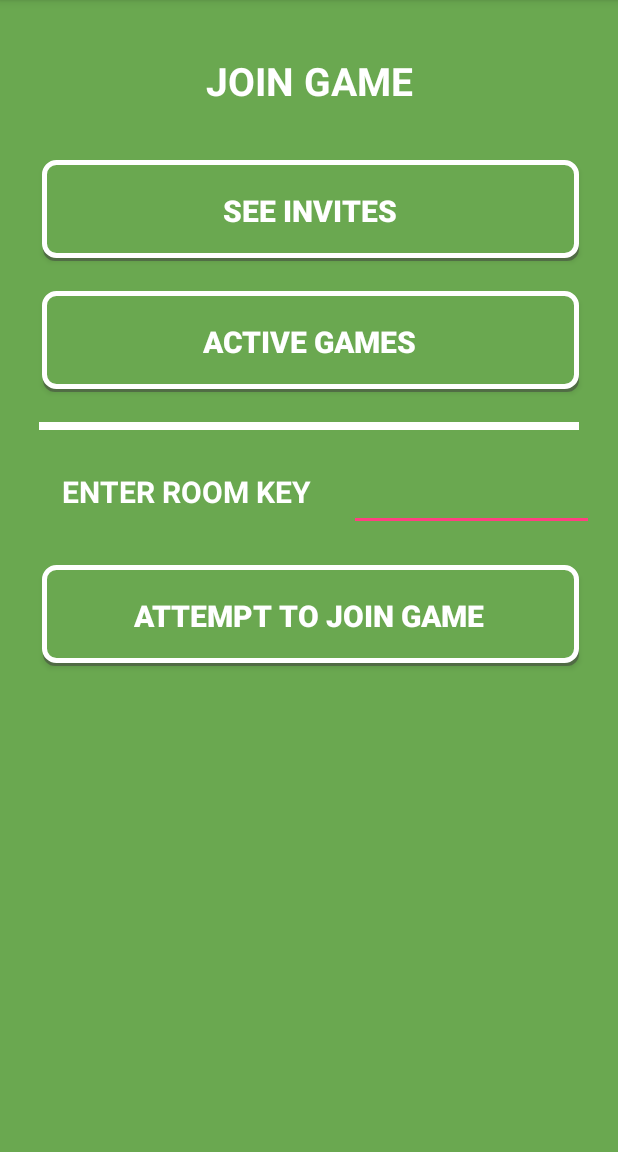
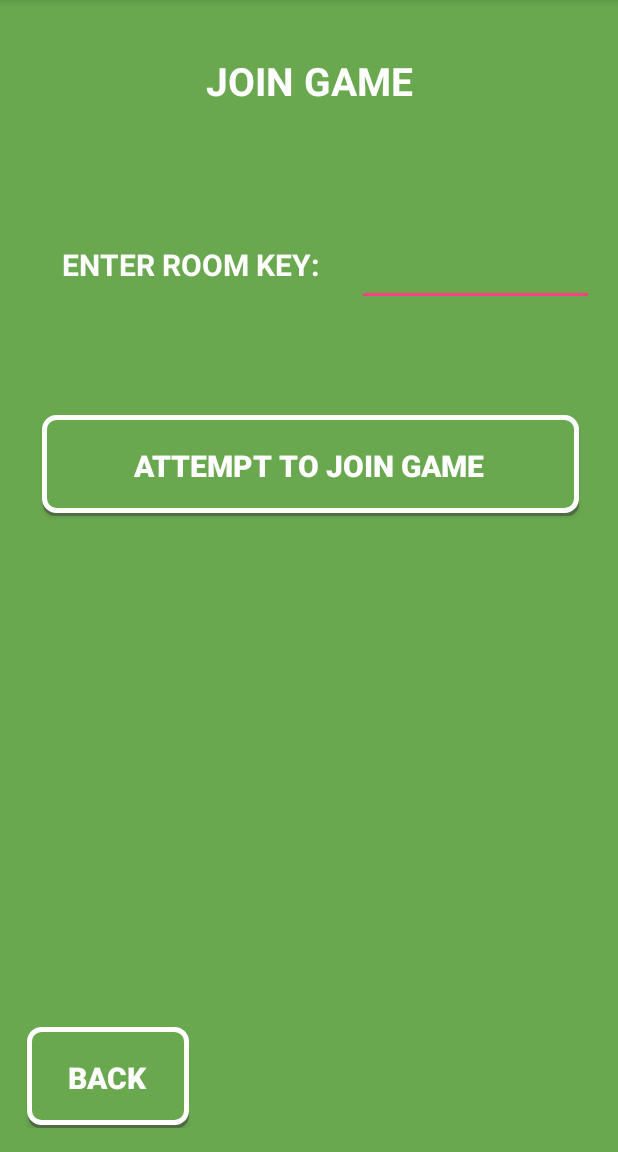
Before and after one commit to Liefdrag/CatchMeIfYouCan, an Android app: the JoinGameActivity screen opened directly, with no data from a screen before it, on a phone screen of 412 x 824 dp, the part 84-1236 px from its top. Run offline under Robolectric (Android 15) with nearby library versions, the phone set to English and light mode, and no system bars.

Commit message:
Added in Join Game Adjustments

```diff
--- a/CatchMeGUI2/app/src/main/java/cmiyc/catchmegui2/JoinGameActivity.java
+++ b/CatchMeGUI2/app/src/main/java/cmiyc/catchmegui2/JoinGameActivity.java
@@ -17,10 +17,25 @@ public class JoinGameActivity extends AppCompatActivity {
         Button Button1 = (Button)findViewById(R.id.joinGameLobbyButton);
         Button1.setOnClickListener(new View.OnClickListener() {
             public void onClick(View v) {
-                Intent i = new Intent(JoinGameActivity.this, VotingActivity.class);
-                startActivity(i);
+                enterRoom();
 
             }
         });
+        Button Button2 = (Button)findViewById(R.id.backjoinGameButton);
+        Button2.setOnClickListener(new View.OnClickListener() {
+            public void onClick(View v) {
+                Intent i = new Intent(JoinGameActivity.this, Home.class);
+                finish();
+            }
+        });
+    }
+
+    public void enterRoom() {
+        //Retrieves the inserted key from editText
+        //Sends the room key to the server
+        //If room key is wrong then needs to be an error screen
+        // else if correct
+        Intent i = new Intent(JoinGameActivity.this, VotingActivity.class);
+        startActivity(i);
     }
 }
--- a/CatchMeGUI2/app/src/main/res/layout/join_game.xml
+++ b/CatchMeGUI2/app/src/main/res/layout/join_game.xml
@@ -42,50 +42,15 @@
                 android:layout_marginRight="25dp"
                 android:layout_marginBottom="25dp" />
 
-            <Button
-                android:layout_width="fill_parent"
-                android:layout_height="wrap_content"
-                android:text="SEE INVITES"
-                android:id="@+id/invitesButton"
-                android:layout_gravity="center_horizontal"
-                android:textStyle="bold"
-                android:textColor="#fff"
-                android:nestedScrollingEnabled="true"
-                android:clickable="false"
-                android:singleLine="false"
-                android:background="@drawable/button_border"
-                android:textSize="20sp"
-                android:layout_margin="10dp" />
-            <Button
-                android:layout_width="fill_parent"
-                android:layout_height="wrap_content"
-                android:text="ACTIVE GAMES"
-                android:id="@+id/activeGamesButton"
-                android:layout_gravity="center_horizontal"
-                android:textStyle="bold"
-                android:textColor="#fff"
-                android:nestedScrollingEnabled="true"
-                android:clickable="false"
-                android:singleLine="false"
-                android:background="@drawable/button_border"
-                android:textSize="20sp"
-                android:layout_margin="10dp" />
-
-            <View
-                android:layout_width="match_parent"
-                android:layout_height="5dp"
-                android:layout_margin="10dp"
-                android:background="@android:color/white"/>
-
             <LinearLayout
                 android:orientation="horizontal"
                 android:layout_width="match_parent"
-                android:layout_height="70dp"
+                android:layout_height="170dp"
                 android:gravity="center_vertical">
                 <TextView
                     android:layout_width="wrap_content"
                     android:layout_height="wrap_content"
-                    android:text="ENTER ROOM KEY"
+                    android:text="ENTER ROOM KEY:"
                     android:textStyle="bold"
                     android:textColor="#fff"
                     android:textSize="20dp"
@@ -116,7 +81,21 @@
                 android:layout_margin="10dp" />
 
         </LinearLayout>
-
+        <Button
+            android:layout_width="110dp"
+            android:layout_height="wrap_content"
+            android:text="BACK"
+            android:id="@+id/backjoinGameButton"
+            android:textStyle="bold"
+            android:textColor="#fff"
+            android:nestedScrollingEnabled="true"
+            android:clickable="false"
+            android:singleLine="false"
+            android:background="@drawable/button_border"
+            android:textSize="20sp"
+            android:layout_alignParentBottom="true"
+            android:layout_alignParentLeft="true"
+            android:layout_alignParentStart="true" />
 
     </RelativeLayout>
 
```
Also changed, not shown: CatchMeGUI2/app/src/main/java/cmiyc/catchmegui2/LobbyActivity.java (+6 -1 lines), CatchMeGUI2/app/src/main/java/cmiyc/catchmegui2/VotingActivity.java (+25 -2 lines), CatchMeGUI2/app/src/main/res/layout/voting.xml (+26 -11 lines).
